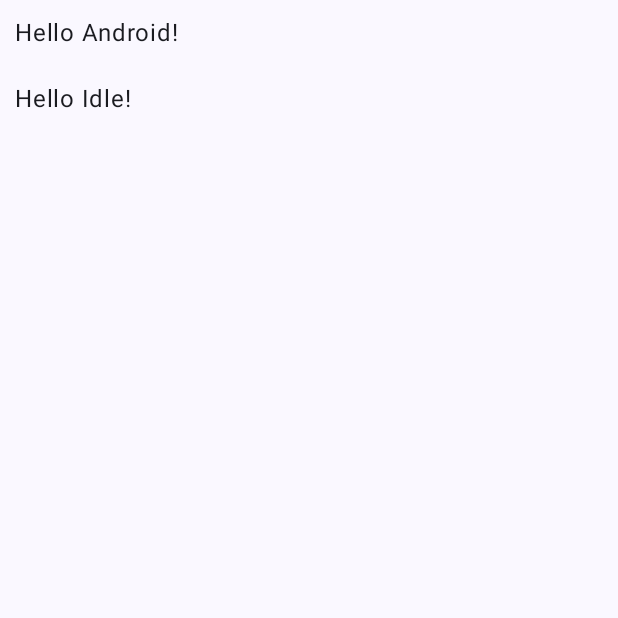
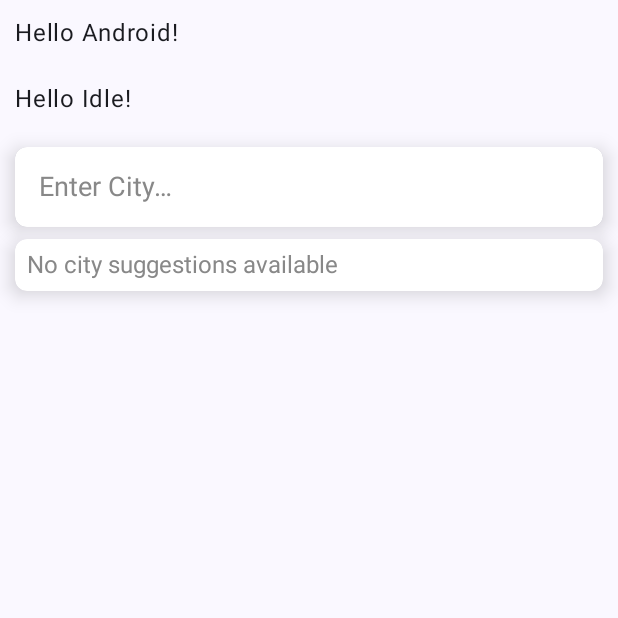
Before and after one commit to JUREXT/KaldiWeather, an Android app built with Jetpack Compose: the screen it shows after launch (MainActivity), on a phone screen of 412 x 824 dp, the top half of it. Run offline under Robolectric (Android 15) with nearby library versions, the phone set to English and light mode, and no system bars; our stand-ins replace Dagger/Hilt's generated code.

Commit message:
Created AutoCompleteTextField composable component.
- Updated WeatherContent with AutoCompleteTextField  and dummy data.
- Added string resources.

```diff
--- /dev/null
+++ b/app/src/main/java/com/programming/kaldiweather/ui/component/AutoCompleteTextField.kt
@@ -0,0 +1,169 @@
+package com.programming.kaldiweather.ui.component
+
+import androidx.annotation.StringRes
+import androidx.compose.animation.animateContentSize
+import androidx.compose.foundation.background
+import androidx.compose.foundation.clickable
+import androidx.compose.foundation.layout.Box
+import androidx.compose.foundation.layout.Column
+import androidx.compose.foundation.layout.Spacer
+import androidx.compose.foundation.layout.fillMaxWidth
+import androidx.compose.foundation.layout.height
+import androidx.compose.foundation.layout.padding
+import androidx.compose.foundation.lazy.LazyColumn
+import androidx.compose.foundation.shape.RoundedCornerShape
+import androidx.compose.foundation.text.BasicTextField
+import androidx.compose.material3.Card
+import androidx.compose.material3.CardDefaults
+import androidx.compose.material3.Text
+import androidx.compose.runtime.Composable
+import androidx.compose.runtime.LaunchedEffect
+import androidx.compose.runtime.getValue
+import androidx.compose.runtime.mutableStateOf
+import androidx.compose.runtime.remember
+import androidx.compose.runtime.setValue
+import androidx.compose.ui.Alignment
+import androidx.compose.ui.Modifier
+import androidx.compose.ui.draw.shadow
+import androidx.compose.ui.focus.FocusRequester
+import androidx.compose.ui.focus.focusRequester
+import androidx.compose.ui.graphics.Color
+import androidx.compose.ui.graphics.SolidColor
+import androidx.compose.ui.res.stringResource
+import androidx.compose.ui.text.TextRange
+import androidx.compose.ui.text.TextStyle
+import androidx.compose.ui.text.input.TextFieldValue
+import androidx.compose.ui.tooling.preview.Preview
+import androidx.compose.ui.unit.dp
+import androidx.compose.ui.unit.sp
+import com.programming.kaldiweather.R
+import com.programming.kaldiweather.ui.theme.KaldiWeatherTheme
+
+@Composable
+fun AutoCompleteTextField(
+    modifier: Modifier = Modifier,
+    suggestions: List<String>,
+    @StringRes enterSuggestionRes: Int,
+    @StringRes nothingEnteredRes: Int,
+    onSelectedSuggestion: (String) -> Unit
+) {
+    var textFieldValue by remember { mutableStateOf(TextFieldValue("")) }
+
+    var filteredSuggestions by remember { mutableStateOf(suggestions) }
+    var showSuggestions by remember { mutableStateOf(false) }
+
+    val focusRequester = remember { FocusRequester() }
+
+    Column(
+        modifier = modifier,
+        horizontalAlignment = Alignment.CenterHorizontally
+    ) {
+        Card(
+            modifier = Modifier
+                .fillMaxWidth()
+                .shadow(8.dp, RoundedCornerShape(8.dp)),
+            shape = RoundedCornerShape(8.dp),
+            elevation = CardDefaults.cardElevation(8.dp)
+        ) {
+            BasicTextField(
+                value = textFieldValue,
+                onValueChange = { newValue ->
+                    if (newValue.text != textFieldValue.text) {
+                        textFieldValue = newValue
+                        // Show suggestions only when typing and input is not empty
+                        showSuggestions = newValue.text.isNotEmpty()
+                        // Update filtered suggestions based on current input
+                        filteredSuggestions = if (newValue.text.isEmpty()) {
+                            suggestions
+                        } else {
+                            suggestions.filter { it.contains(newValue.text, ignoreCase = true) }
+                        }
+                    }
+                },
+                modifier = Modifier
+                    .fillMaxWidth()
+                    .background(Color.White)
+                    .padding(16.dp)
+                    .focusRequester(focusRequester),
+                textStyle = TextStyle(color = Color.Black, fontSize = 18.sp),
+                cursorBrush = SolidColor(Color.Blue),
+                decorationBox = { innerTextField ->
+                    if (textFieldValue.text.isEmpty()) {
+                        Text(
+//text = stringResource(id = R.string.enter_suggestion_city_text),
+                            text = stringResource(id = enterSuggestionRes),
+                            style = TextStyle(color = Color.Gray, fontSize = 18.sp)
+                        )
+                    }
+                    innerTextField()
+                }
+            )
+        }
+
+        LaunchedEffect(Unit) {
+            focusRequester.requestFocus()
+        }
+
+        Spacer(modifier = Modifier.height(8.dp))
+        Column(
+            modifier = Modifier
+                .fillMaxWidth()
+                .shadow(8.dp, RoundedCornerShape(8.dp))
+                .background(Color.White, shape = RoundedCornerShape(8.dp))
+                .animateContentSize()
+        ) {
+            if (showSuggestions && filteredSuggestions.isNotEmpty()) {
+                LazyColumn(
+                    modifier = Modifier.fillMaxWidth(),
+                    horizontalAlignment = Alignment.Start
+                ) {
+                    items(filteredSuggestions.count()) { index ->
+                        val suggestion = filteredSuggestions[index]
+                        Box(
+                            modifier = Modifier
+                                .fillMaxWidth()
+                                .clickable {
+                                    textFieldValue = TextFieldValue(
+                                        text = suggestion,
+                                        selection = TextRange(suggestion.length)
+                                    )
+                                    showSuggestions = false
+                                    onSelectedSuggestion(suggestion)
+                                }
+                                .padding(12.dp)
+                        ) {
+                            Text(
+                                text = suggestion,
+                                style = TextStyle(fontSize = 18.sp),
+                                modifier = Modifier.fillMaxWidth()
+                            )
+                        }
+                    }
+                }
+            } else {
+                Text(
+                    // text = stringResource(id = R.string.suggestion_not_present),
+                    text = stringResource(id = nothingEnteredRes),
+                    style = TextStyle(color = Color.Gray, fontSize = 16.sp),
+                    modifier = Modifier.padding(8.dp)
+                )
+            }
+        }
+    }
+}
+
+@Preview(showBackground = true)
+@Composable
+private fun AutoCompleteTextFieldPreview() {
+    val suggestions = listOf("Celje", "Laško", "ljubljana", "Koper")
+
+    KaldiWeatherTheme {
+        AutoCompleteTextField(
+            modifier = Modifier.fillMaxWidth(),
+            suggestions = suggestions,
+            enterSuggestionRes = R.string.enter_suggestion_city_text,
+            nothingEnteredRes = R.string.suggestion_not_present,
+            onSelectedSuggestion = {}
+        )
+    }
+}
--- a/app/src/main/java/com/programming/kaldiweather/ui/component/Greeting.kt
+++ b/app/src/main/java/com/programming/kaldiweather/ui/component/Greeting.kt
@@ -19,7 +19,7 @@ fun GreetingText(
 
 @Preview(showBackground = true)
 @Composable
-fun GreetingTextPreview() {
+private fun GreetingTextPreview() {
     KaldiWeatherTheme {
         GreetingText(name = "Android")
     }
--- a/app/src/main/java/com/programming/kaldiweather/ui/screen/WeatherContent.kt
+++ b/app/src/main/java/com/programming/kaldiweather/ui/screen/WeatherContent.kt
@@ -1,5 +1,6 @@
 package com.programming.kaldiweather.ui.screen
 
+import android.util.Log
 import androidx.compose.foundation.clickable
 import androidx.compose.foundation.layout.Column
 import androidx.compose.foundation.layout.fillMaxSize
@@ -10,6 +11,8 @@ import androidx.compose.ui.Modifier
 import androidx.compose.ui.semantics.Role
 import androidx.compose.ui.tooling.preview.Preview
 import androidx.compose.ui.unit.dp
+import com.programming.kaldiweather.R
+import com.programming.kaldiweather.ui.component.AutoCompleteTextField
 import com.programming.kaldiweather.ui.component.GreetingText
 import com.programming.kaldiweather.ui.theme.KaldiWeatherTheme
 
@@ -37,6 +40,18 @@ fun WeatherContent(
                 .padding(10.dp),
             name = viewState.toString()
         )
+
+        AutoCompleteTextField(
+            modifier = Modifier
+                .fillMaxWidth()
+                .padding(10.dp),
+            suggestions = listOf("Celje", "Laško", "Ljubljana", "Koper"),
+            enterSuggestionRes = R.string.enter_suggestion_city_text,
+            nothingEnteredRes = R.string.suggestion_not_present,
+            onSelectedSuggestion = { suggestion ->
+                Log.d("WHAT", "Selected Suggestion: $suggestion")
+            }
+        )
     }
 }
 
--- a/app/src/main/res/values/strings.xml
+++ b/app/src/main/res/values/strings.xml
@@ -1,3 +1,6 @@
 <resources>
     <string name="app_name">KaldiWeather</string>
+
+    <string name="suggestion_not_present">No city suggestions available</string>
+    <string name="enter_suggestion_city_text">Enter City…</string>
 </resources>
```
